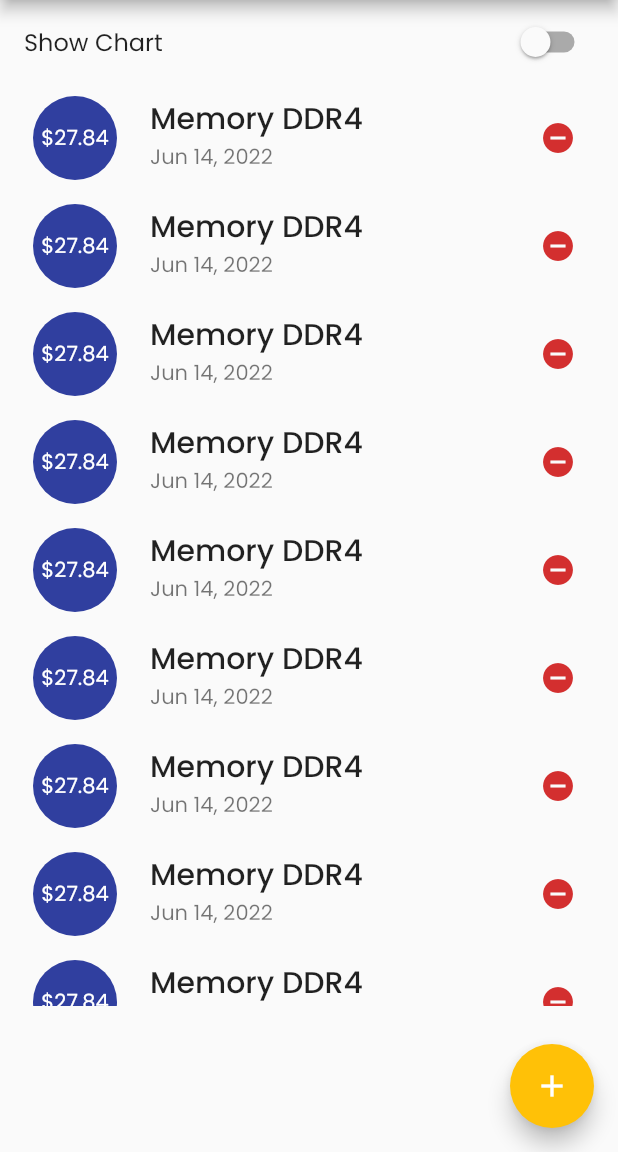
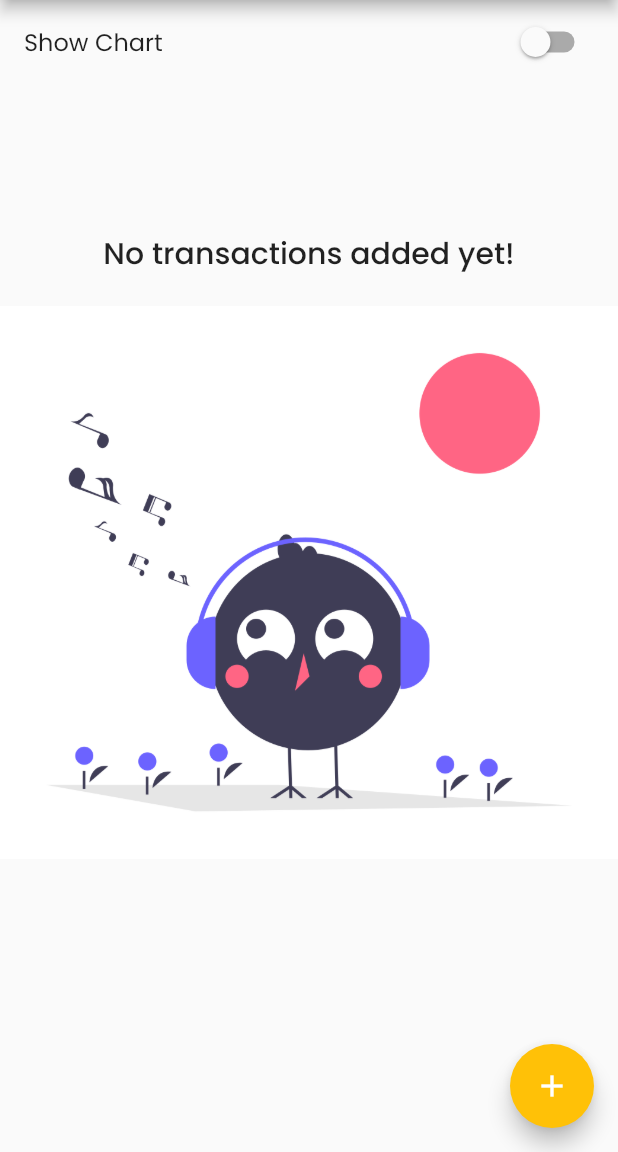
Before and after one commit to abdellatif-laghjaj/personal_expenses_app, a Flutter app: the screen it shows after launch, on a phone screen of 412 x 824 dp, the part 84-1236 px from its top. Run offline on Flutter 3.47's test engine with Material 2 defaults, Android fonts, the phone set to English and light mode, and no system bars.

Commit message:
responsive image

```diff
--- a/lib/main.dart
+++ b/lib/main.dart
@@ -44,66 +44,66 @@ class MyHomePage extends StatefulWidget {
 class _MyHomePageState extends State<MyHomePage> {
   bool _showChart = false;
   final List<Transaction> _userTransactions = [
-    Transaction(
-      id: "t1",
-      title: "Memory DDR4",
-      amount: 27.84,
-      date: DateTime.now(),
-    ),
-    Transaction(
-      id: "t2",
-      title: "Memory DDR4",
-      amount: 27.84,
-      date: DateTime.now(),
-    ),
-    Transaction(
-      id: "t3",
-      title: "Memory DDR4",
-      amount: 27.84,
-      date: DateTime.now(),
-    ),
-    Transaction(
-      id: "t4",
-      title: "Memory DDR4",
-      amount: 27.84,
-      date: DateTime.now(),
-    ),
-    Transaction(
-      id: "t5",
-      title: "Memory DDR4",
-      amount: 27.84,
-      date: DateTime.now(),
-    ),
-    Transaction(
-      id: "t6",
-      title: "Memory DDR4",
-      amount: 27.84,
-      date: DateTime.now(),
-    ),
-    Transaction(
-      id: "t7",
-      title: "Memory DDR4",
-      amount: 27.84,
-      date: DateTime.now(),
-    ),
-    Transaction(
-      id: "t8",
-      title: "Memory DDR4",
-      amount: 27.84,
-      date: DateTime.now(),
-    ),
-    Transaction(
-      id: "t9",
-      title: "Memory DDR4",
-      amount: 27.84,
-      date: DateTime.now(),
-    ),
-    Transaction(
-      id: "t10",
-      title: "Memory DDR4",
-      amount: 27.84,
-      date: DateTime.now(),
-    ),
+    // Transaction(
+    //   id: "t1",
+    //   title: "Memory DDR4",
+    //   amount: 27.84,
+    //   date: DateTime.now(),
+    // ),
+    // Transaction(
+    //   id: "t2",
+    //   title: "Memory DDR4",
+    //   amount: 27.84,
+    //   date: DateTime.now(),
+    // ),
+    // Transaction(
+    //   id: "t3",
+    //   title: "Memory DDR4",
+    //   amount: 27.84,
+    //   date: DateTime.now(),
+    // ),
+    // Transaction(
+    //   id: "t4",
+    //   title: "Memory DDR4",
+    //   amount: 27.84,
+    //   date: DateTime.now(),
+    // ),
+    // Transaction(
+    //   id: "t5",
+    //   title: "Memory DDR4",
+    //   amount: 27.84,
+    //   date: DateTime.now(),
+    // ),
+    // Transaction(
+    //   id: "t6",
+    //   title: "Memory DDR4",
+    //   amount: 27.84,
+    //   date: DateTime.now(),
+    // ),
+    // Transaction(
+    //   id: "t7",
+    //   title: "Memory DDR4",
+    //   amount: 27.84,
+    //   date: DateTime.now(),
+    // ),
+    // Transaction(
+    //   id: "t8",
+    //   title: "Memory DDR4",
+    //   amount: 27.84,
+    //   date: DateTime.now(),
+    // ),
+    // Transaction(
+    //   id: "t9",
+    //   title: "Memory DDR4",
+    //   amount: 27.84,
+    //   date: DateTime.now(),
+    // ),
+    // Transaction(
+    //   id: "t10",
+    //   title: "Memory DDR4",
+    //   amount: 27.84,
+    //   date: DateTime.now(),
+    // ),
   ];
 
   List<Transaction> get _recentTransactions {
--- a/lib/widgets/transaction_list.dart
+++ b/lib/widgets/transaction_list.dart
@@ -14,7 +14,8 @@ class TransactionList extends StatelessWidget {
   @override
   Widget build(BuildContext context) {
     return transactions.isEmpty
-        ? Column(
+        ? LayoutBuilder(builder: (ctx, constraints) {
+            return Column(
               mainAxisAlignment: MainAxisAlignment.center,
               children: [
                 Text('No transactions added yet!',
@@ -23,14 +24,15 @@ class TransactionList extends StatelessWidget {
                   height: 20,
                 ),
                 Container(
-                height: 200,
+                  height: constraints.maxHeight * 0.6,
                   child: Image.asset(
                     'assets/img/empty.png',
                     fit: BoxFit.cover,
                   ),
                 ),
               ],
-          )
+            );
+          })
         : ListView.builder(
             itemCount: transactions.length,
             itemBuilder: (context, index) {
```
Lines whose indentation alone changed are shown as unchanged.
